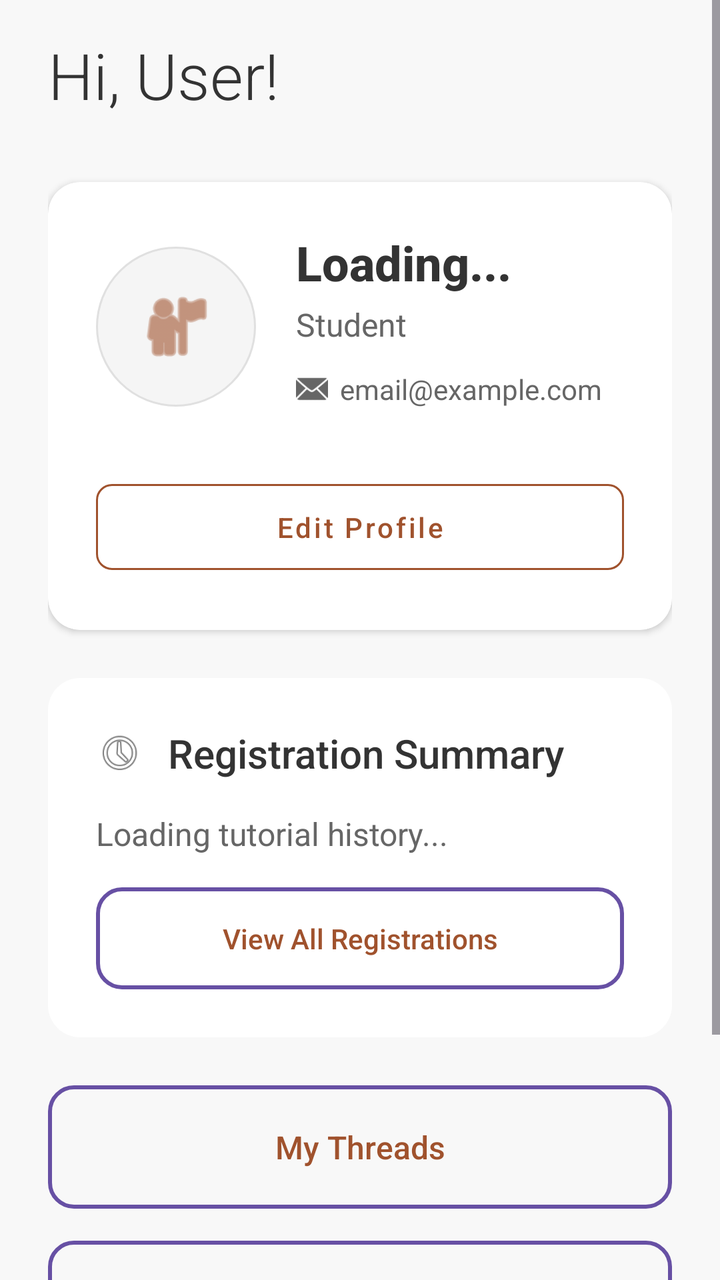
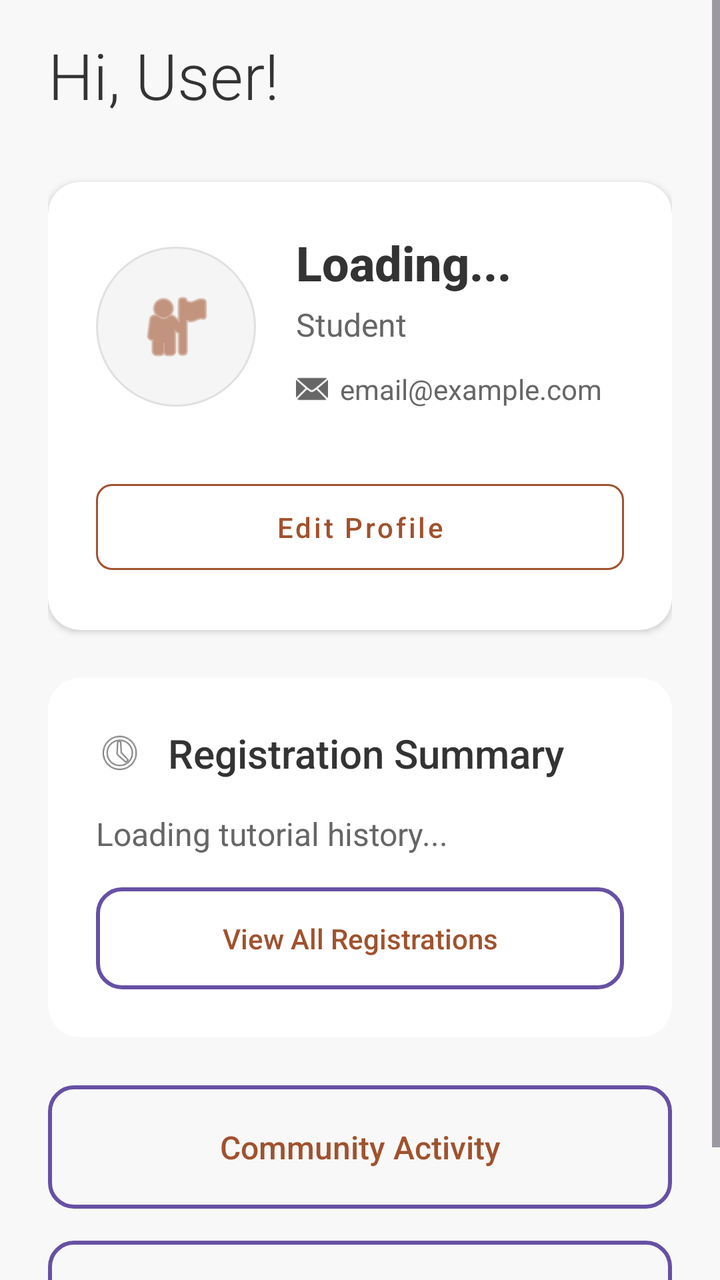

An Android layout rendered at two revisions. The XML below is the earlier revision; the diff shows what the commit changed to produce the second picture.
<!-- AndroidManifest.xml: application theme Theme.Csci3130Group1 -->
<!-- res/layout/fragment_profile.xml -->
<?xml version="1.0" encoding="utf-8"?>
<ScrollView xmlns:android="http://schemas.android.com/apk/res/android"
    android:layout_width="match_parent"
    android:layout_height="match_parent"
    android:background="#F8F8F8"
    android:fillViewport="true">

    <LinearLayout
        android:layout_width="match_parent"
        android:layout_height="wrap_content"
        android:orientation="vertical"
        android:paddingLeft="24dp"
        android:paddingRight="24dp"
        android:paddingTop="16dp"
        android:paddingBottom="32dp">

        
        <TextView
            android:id="@+id/profileGreeting"
            android:layout_width="wrap_content"
            android:layout_height="wrap_content"
            android:text="Hi, User!"
            android:textSize="32sp"
            android:fontFamily="sans-serif-light"
            android:textStyle="normal"
            android:textColor="#333333"
            android:layout_marginBottom="32dp"/>

        
        <androidx.cardview.widget.CardView
            android:layout_width="match_parent"
            android:layout_height="wrap_content"
            android:layout_marginBottom="24dp"
            xmlns:app="http://schemas.android.com/apk/res-auto"
            app:cardCornerRadius="16dp"
            app:cardElevation="2dp"
            app:cardBackgroundColor="#FFFFFF">

            <LinearLayout
                android:layout_width="match_parent"
                android:layout_height="wrap_content"
                android:orientation="vertical"
                android:padding="24dp">

                
                <LinearLayout
                    android:layout_width="match_parent"
                    android:layout_height="wrap_content"
                    android:orientation="horizontal"
                    android:gravity="center_vertical"
                    android:layout_marginBottom="24dp">

                    
                    <ImageView
                        android:id="@+id/profilePicture"
                        android:layout_width="80dp"
                        android:layout_height="80dp"
                        android:src="@android:drawable/ic_menu_myplaces"
                        app:tint="#A0522D"
                        android:background="@drawable/circle_background"
                        android:padding="20dp"
                        android:contentDescription="Profile Picture" />

                    
                    <LinearLayout
                        android:layout_width="0dp"
                        android:layout_height="wrap_content"
                        android:layout_weight="1"
                        android:orientation="vertical"
                        android:layout_marginStart="20dp">

                        
                        <TextView
                            android:id="@+id/profileName"
                            android:layout_width="wrap_content"
                            android:layout_height="wrap_content"
                            android:text="Loading..."
                            android:textSize="24sp"
                            android:textStyle="bold"
                            android:textColor="#333333"
                            android:fontFamily="sans-serif-medium" />

                        
                        <TextView
                            android:id="@+id/profileRole"
                            android:layout_width="wrap_content"
                            android:layout_height="wrap_content"
                            android:text="Student"
                            android:textSize="16sp"
                            android:textColor="#666666"
                            android:layout_marginTop="4dp" />

                        
                        <TextView
                            android:id="@+id/profileDegree"
                            android:layout_width="wrap_content"
                            android:layout_height="wrap_content"
                            android:text=""
                            android:textSize="16sp"
                            android:textColor="#666666"
                            android:layout_marginTop="4dp"
                            android:visibility="gone"/>

                        
                        <LinearLayout
                            android:layout_width="match_parent"
                            android:layout_height="wrap_content"
                            android:orientation="vertical"
                            android:layout_marginTop="12dp">

                            
                            <LinearLayout
                                android:layout_width="wrap_content"
                                android:layout_height="wrap_content"
                                android:orientation="horizontal"
                                android:gravity="center_vertical"
                                android:layout_marginBottom="8dp">

                                <ImageView
                                    android:layout_width="16dp"
                                    android:layout_height="16dp"
                                    android:src="@android:drawable/ic_dialog_email"
                                    app:tint="#666666" />

                                <TextView
                                    android:id="@+id/profileEmail"
                                    android:layout_width="wrap_content"
                                    android:layout_height="wrap_content"
                                    android:text="email@example.com"
                                    android:textSize="14sp"
                                    android:textColor="#666666"
                                    android:layout_marginStart="6dp" />
                            </LinearLayout>

                            
                            <LinearLayout
                                android:id="@+id/contactContainer"
                                android:layout_width="wrap_content"
                                android:layout_height="wrap_content"
                                android:orientation="horizontal"
                                android:gravity="center_vertical"
                                android:layout_marginBottom="8dp"
                                android:visibility="gone">

                                <ImageView
                                    android:layout_width="16dp"
                                    android:layout_height="16dp"
                                    android:src="@android:drawable/ic_menu_call"
                                    app:tint="#A0522D" />

                                <TextView
                                    android:id="@+id/profileContact"
                                    android:layout_width="wrap_content"
                                    android:layout_height="wrap_content"
                                    android:text=""
                                    android:textSize="14sp"
                                    android:textColor="#A0522D"
                                    android:layout_marginStart="6dp"
                                    android:fontFamily="sans-serif-medium" />
                            </LinearLayout>

                            
                            <LinearLayout
                                android:layout_width="wrap_content"
                                android:layout_height="wrap_content"
                                android:orientation="horizontal"
                                android:gravity="center_vertical"
                                android:visibility="gone">

                                <ImageView
                                    android:layout_width="16dp"
                                    android:layout_height="16dp"
                                    android:src="@android:drawable/btn_star_big_on"
                                    app:tint="#FFD700" />

                                <TextView
                                    android:id="@+id/profileRating"
                                    android:layout_width="wrap_content"
                                    android:layout_height="wrap_content"
                                    android:text=""
                                    android:textSize="14sp"
                                    android:textColor="#666666"
                                    android:layout_marginStart="6dp" />
                            </LinearLayout>
                        </LinearLayout>
                    </LinearLayout>
                </LinearLayout>

                
                <LinearLayout
                    android:id="@+id/descriptionSection"
                    android:layout_width="match_parent"
                    android:layout_height="wrap_content"
                    android:orientation="vertical"
                    android:visibility="gone">

                    <TextView
                        android:layout_width="wrap_content"
                        android:layout_height="wrap_content"
                        android:text="About"
                        android:textSize="14sp"
                        android:textColor="#888888"
                        android:fontFamily="sans-serif-medium"
                        android:textAllCaps="true"
                        android:letterSpacing="0.1"
                        android:layout_marginBottom="8dp"/>

                    <TextView
                        android:id="@+id/profileStudentDescription"
                        android:layout_width="match_parent"
                        android:layout_height="wrap_content"
                        android:text=""
                        android:textSize="16sp"
                        android:textColor="#333333"
                        android:fontFamily="sans-serif"
                        android:lineSpacingExtra="4dp"
                        android:layout_marginBottom="16dp"/>
                </LinearLayout>

                
                <Button
                    android:id="@+id/edit_profile_button"
                    style="@style/Widget.MaterialComponents.Button.OutlinedButton"
                    android:layout_width="match_parent"
                    android:layout_height="wrap_content"
                    android:text="Edit Profile"
                    android:textColor="#A0522D"
                    android:textSize="14sp"
                    android:textAllCaps="false"
                    android:fontFamily="sans-serif-medium"
                    app:strokeColor="#A0522D"
                    app:cornerRadius="8dp"
                    android:paddingVertical="12dp"/>
            </LinearLayout>
        </androidx.cardview.widget.CardView>

        
        <LinearLayout
            android:id="@+id/upcoming_tutorials_card"
            android:layout_width="match_parent"
            android:layout_height="wrap_content"
            android:layout_marginBottom="24dp"
            android:background="@drawable/card_background"
            android:orientation="vertical"
            android:padding="24dp"
            android:visibility="gone">

            
            <LinearLayout
                android:layout_width="match_parent"
                android:layout_height="wrap_content"
                android:orientation="horizontal"
                android:gravity="center_vertical"
                android:layout_marginBottom="16dp">

                <ImageView
                    android:layout_width="24dp"
                    android:layout_height="24dp"
                    android:src="@android:drawable/ic_menu_today"
                    android:contentDescription="Upcoming Tutorial Icon" />

                <TextView
                    android:layout_width="wrap_content"
                    android:layout_height="wrap_content"
                    android:text="Upcoming Registrations"
                    android:textSize="20sp"
                    android:fontFamily="sans-serif-medium"
                    android:textColor="#333333"
                    android:layout_marginStart="12dp"/>
            </LinearLayout>

            
            <LinearLayout
                android:id="@+id/upcomingTutorialsList"
                android:layout_width="match_parent"
                android:layout_height="wrap_content"
                android:orientation="vertical">
                
                <TextView
                    android:layout_width="match_parent"
                    android:layout_height="wrap_content"
                    android:text="Loading upcoming tutorials..."
                    android:textSize="16sp"
                    android:textColor="#666666"/>
            </LinearLayout>
        </LinearLayout>

        
        <LinearLayout
            android:layout_width="match_parent"
            android:layout_height="wrap_content"
            android:layout_marginBottom="24dp"
            android:background="@drawable/card_background"
            android:orientation="vertical"
            android:padding="24dp">

            
            <LinearLayout
                android:layout_width="match_parent"
                android:layout_height="wrap_content"
                android:orientation="horizontal"
                android:gravity="center_vertical"
                android:layout_marginBottom="16dp">

                <ImageView
                    android:layout_width="24dp"
                    android:layout_height="24dp"
                    android:src="@android:drawable/ic_menu_recent_history"
                    android:contentDescription="Tutorial History Icon" />

                <TextView
                    android:layout_width="wrap_content"
                    android:layout_height="wrap_content"
                    android:text="Registration Summary"
                    android:textSize="20sp"
                    android:fontFamily="sans-serif-medium"
                    android:textColor="#333333"
                    android:layout_marginStart="12dp"/>
            </LinearLayout>

            
            <TextView
                android:id="@+id/tutorialStats"
                android:layout_width="match_parent"
                android:layout_height="wrap_content"
                android:text="Loading tutorial history..."
                android:textSize="16sp"
                android:textColor="#666666"
                android:lineSpacingExtra="4dp"
                android:layout_marginBottom="16dp"/>

            
            <Button
                android:id="@+id/view_tutorials_button"
                style="@android:style/Widget.Material.Button.Borderless"
                android:layout_width="match_parent"
                android:layout_height="wrap_content"
                android:text="View All Registrations"
                android:textColor="#A0522D"
                android:padding="12dp"
                android:textSize="14sp"
                android:textAllCaps="false"
                android:fontFamily="sans-serif-medium"
                android:background="@drawable/outlined_button_background"/>
        </LinearLayout>

        
        <Button
            android:id="@+id/my_threads_button"
            style="@android:style/Widget.Material.Button.Borderless"
            android:layout_width="match_parent"
            android:layout_height="wrap_content"
            android:text="My Threads"
            android:textColor="#A0522D"
            android:padding="16dp"
            android:textSize="16sp"
            android:textAllCaps="false"
            android:fontFamily="sans-serif-medium"
            android:background="@drawable/outlined_button_background"
            android:layout_marginBottom="16dp"/>

        
        <Button
            android:id="@+id/my_replies_button"
            style="@android:style/Widget.Material.Button.Borderless"
            android:layout_width="match_parent"
            android:layout_height="wrap_content"
            android:text="My Replies"
            android:textColor="#A0522D"
            android:padding="16dp"
            android:textSize="16sp"
            android:textAllCaps="false"
            android:fontFamily="sans-serif-medium"
            android:background="@drawable/outlined_button_background"
            android:layout_marginBottom="16dp"/>

        
        <Button
            android:id="@+id/logout_button"
            style="@android:style/Widget.Material.Button.Borderless"
            android:layout_width="match_parent"
            android:layout_height="wrap_content"
            android:text="Log Out"
            android:textColor="#A0522D"
            android:padding="16dp"
            android:textSize="16sp"
            android:textAllCaps="false"
            android:fontFamily="sans-serif-medium"
            android:background="@drawable/outlined_button_background"/>
    </LinearLayout>
</ScrollView>
<!-- resources referenced by this layout -->
<resources>
  <!-- drawable card_background (drawable) -->
  <?xml version="1.0" encoding="utf-8"?>
  <shape xmlns:android="http://schemas.android.com/apk/res/android">
      <solid android:color="#FFFFFF" />
      <corners android:radius="16dp" />
      <stroke android:width="0dp" android:color="#FFFFFF" />
  </shape>
  <!-- drawable circle_background (drawable) -->
  <?xml version="1.0" encoding="utf-8"?>
  <shape xmlns:android="http://schemas.android.com/apk/res/android"
      android:shape="oval">
      <solid android:color="#F5F5F5" />
      <stroke
          android:width="1dp"
          android:color="#E0E0E0" />
  </shape>
  <!-- drawable outlined_button_background (drawable) -->
  <?xml version="1.0" encoding="utf-8"?>
  <shape xmlns:android="http://schemas.android.com/apk/res/android">
      <solid android:color="#00FFFFFF" />
      <corners android:radius="12dp" />
      <stroke android:width="2dp" android:color="#A0522D" />
  </shape>
  <style name="Theme.Csci3130Group1" parent="Base.Theme.Csci3130Group1" />
  <style name="Base.Theme.Csci3130Group1" parent="Theme.Material3.DayNight.NoActionBar">
          
          
      </style>
</resources>

<!-- the commit's change to res/layout/fragment_profile.xml (unified diff, before → after) -->
@@ -346,26 +346,11 @@
 
         
         <Button
-            android:id="@+id/my_threads_button"
+            android:id="@+id/community_activity_button"
             style="@android:style/Widget.Material.Button.Borderless"
             android:layout_width="match_parent"
             android:layout_height="wrap_content"
-            android:text="My Threads"
-            android:textColor="#A0522D"
-            android:padding="16dp"
-            android:textSize="16sp"
-            android:textAllCaps="false"
-            android:fontFamily="sans-serif-medium"
-            android:background="@drawable/outlined_button_background"
-            android:layout_marginBottom="16dp"/>
-
-        
-        <Button
-            android:id="@+id/my_replies_button"
-            style="@android:style/Widget.Material.Button.Borderless"
-            android:layout_width="match_parent"
-            android:layout_height="wrap_content"
-            android:text="My Replies"
+            android:text="Community Activity"
             android:textColor="#A0522D"
             android:padding="16dp"
             android:textSize="16sp"
